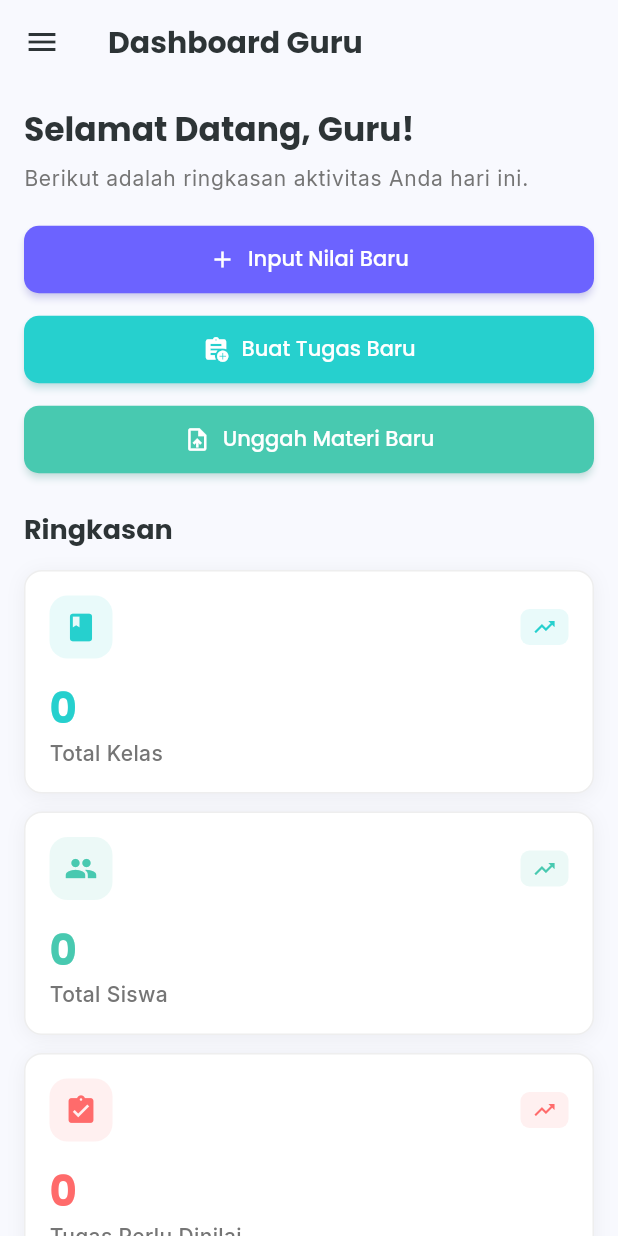
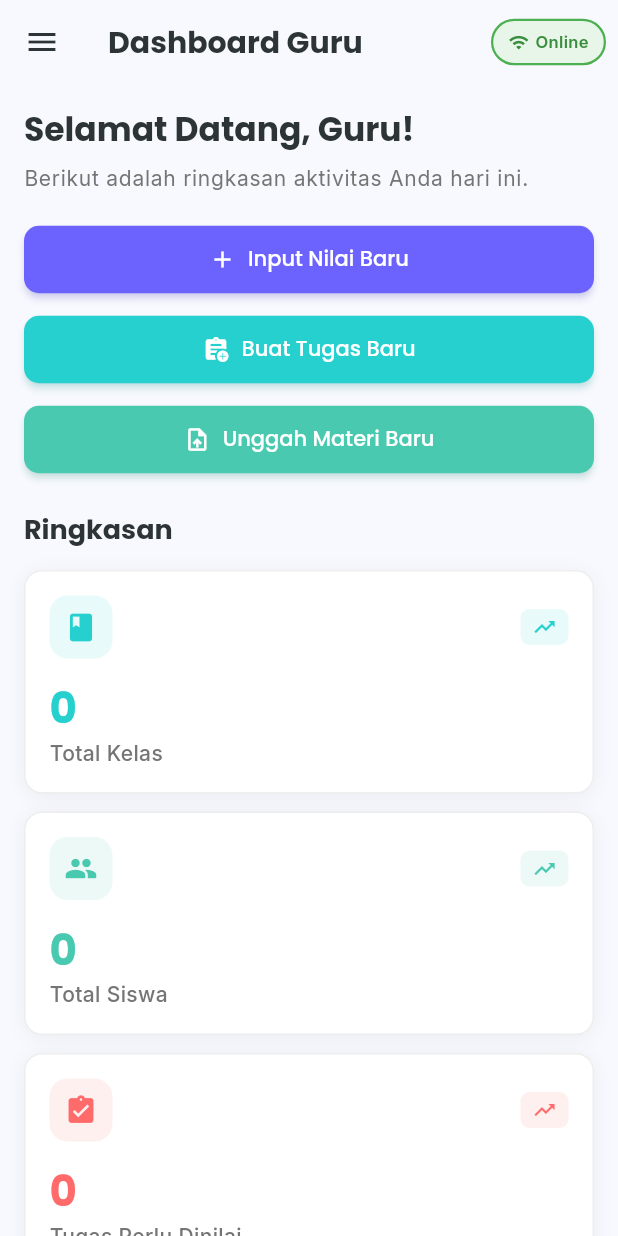
Before and after one commit to DodowCB/belajarbareng_app_mmp, a Flutter app: the GuruAppScaffold screen opened directly with empty values, in the side drawer, after a tap on "Dashboard", on a phone screen of 412 x 824 dp. Run offline on Flutter 3.47's test engine with Material 3 defaults, Android fonts, the phone set to English and light mode, and no system bars; our stand-ins replace bloc, cloud_firestore, connectivity_plus, drift, equatable, file_picker and 11 more; missing offline and left inert: excel, tostore; accounts and stored records are empty; generated files the repository leaves out were written again; network calls fail.

Commit message:
guru pt 4 (online offline)

```diff
--- /dev/null
+++ b/lib/src/core/providers/connectivity_provider.dart
@@ -0,0 +1,26 @@
+import 'package:flutter_riverpod/flutter_riverpod.dart';
+import '../services/connectivity_service.dart';
+
+/// Provider untuk ConnectivityService instance
+final connectivityServiceProvider = Provider<ConnectivityService>((ref) {
+  return ConnectivityService();
+});
+
+/// Provider untuk stream status online/offline
+final connectivityStreamProvider = StreamProvider<bool>((ref) {
+  final service = ref.watch(connectivityServiceProvider);
+
+  // Return stream yang emit status online/offline dari service
+  return Stream.periodic(const Duration(milliseconds: 500), (_) {
+    return service.isOnline;
+  }).distinct(); // Hanya emit jika value berubah
+});
+
+/// Provider untuk state online/offline saat ini
+final isOnlineProvider = Provider<bool>((ref) {
+  final asyncValue = ref.watch(connectivityStreamProvider);
+  return asyncValue.maybeWhen(
+    data: (isOnline) => isOnline,
+    orElse: () => true, // Default to online
+  );
+});
--- a/lib/src/features/auth/presentation/halamanGuru/halaman_guru_screen.dart
+++ b/lib/src/features/auth/presentation/halamanGuru/halaman_guru_screen.dart
@@ -6,6 +6,7 @@ import 'package:intl/intl.dart';
 import 'package:intl/date_symbol_data_local.dart';
 import '../../../../core/config/theme.dart';
 import '../../../../core/providers/user_provider.dart';
+import '../../../../core/providers/connectivity_provider.dart';
 import '../../data/models/pengumuman_model.dart';
 import 'blocs/blocs.dart';
 import 'component/kelas_nilai_list_screen.dart';
@@ -83,6 +84,8 @@ class HalamanGuruScreenState extends ConsumerState<HalamanGuruScreen> {
 
               if (!isDesktop) {
                 // Mobile/Tablet: Use drawer instead of sidebar
+                final isOnline = ref.watch(isOnlineProvider);
+
                 return Scaffold(
                   appBar: AppBar(
                     leading: Builder(
@@ -93,6 +96,40 @@ class HalamanGuruScreenState extends ConsumerState<HalamanGuruScreen> {
                       ),
                     ),
                     title: const Text('Dashboard Guru'),
+                    actions: [
+                      // Online/Offline Indicator
+                      Container(
+                        margin: const EdgeInsets.symmetric(horizontal: 8, vertical: 8),
+                        padding: const EdgeInsets.symmetric(horizontal: 10, vertical: 6),
+                        decoration: BoxDecoration(
+                          color: isOnline ? Colors.green[50] : Colors.red[50],
+                          borderRadius: BorderRadius.circular(20),
+                          border: Border.all(
+                            color: isOnline ? Colors.green : Colors.red,
+                            width: 1.5,
+                          ),
+                        ),
+                        child: Row(
+                          mainAxisSize: MainAxisSize.min,
+                          children: [
+                            Icon(
+                              isOnline ? Icons.wifi : Icons.wifi_off,
+                              size: 14,
+                              color: isOnline ? Colors.green[700] : Colors.red[700],
+                            ),
+                            const SizedBox(width: 4),
+                            Text(
+                              isOnline ? 'Online' : 'Offline',
+                              style: TextStyle(
+                                fontSize: 11,
+                                fontWeight: FontWeight.w600,
+                                color: isOnline ? Colors.green[700] : Colors.red[700],
+                              ),
+                            ),
+                          ],
+                        ),
+                      ),
+                    ],
                   ),
                   drawer: buildDrawer(context),
                   body: _buildMainContent(
@@ -187,6 +224,8 @@ class HalamanGuruScreenState extends ConsumerState<HalamanGuruScreen> {
   }
 
   Widget _buildTopBar(BuildContext context) {
+    final isOnline = ref.watch(isOnlineProvider);
+
     return Row(
       children: [
         Text(
@@ -196,6 +235,37 @@ class HalamanGuruScreenState extends ConsumerState<HalamanGuruScreen> {
           ).textTheme.headlineSmall?.copyWith(fontWeight: FontWeight.bold),
         ),
         const Spacer(),
+        // Online/Offline Indicator
+        Container(
+          padding: const EdgeInsets.symmetric(horizontal: 12, vertical: 6),
+          decoration: BoxDecoration(
+            color: isOnline ? Colors.green[50] : Colors.red[50],
+            borderRadius: BorderRadius.circular(20),
+            border: Border.all(
+              color: isOnline ? Colors.green : Colors.red,
+              width: 1.5,
+            ),
+          ),
+          child: Row(
+            mainAxisSize: MainAxisSize.min,
+            children: [
+              Icon(
+                isOnline ? Icons.wifi : Icons.wifi_off,
+                size: 16,
+                color: isOnline ? Colors.green[700] : Colors.red[700],
+              ),
+              const SizedBox(width: 6),
+              Text(
+                isOnline ? 'Online' : 'Offline',
+                style: TextStyle(
+                  fontSize: 12,
+                  fontWeight: FontWeight.w600,
+                  color: isOnline ? Colors.green[700] : Colors.red[700],
+                ),
+              ),
+            ],
+          ),
+        ),
       ],
     );
   }
--- a/lib/src/features/auth/presentation/widgets/guru_app_scaffold.dart
+++ b/lib/src/features/auth/presentation/widgets/guru_app_scaffold.dart
@@ -2,6 +2,7 @@ import 'package:flutter/material.dart';
 import 'package:flutter_riverpod/flutter_riverpod.dart';
 import '../../../../core/config/theme.dart';
 import '../../../../core/providers/theme_provider.dart';
+import '../../../../core/providers/connectivity_provider.dart';
 import '../halamanGuru/halaman_guru_screen.dart';
 import '../halamanGuru/component/kelas_guru_screen.dart';
 import '../halamanGuru/component/kelas_list_screen.dart';
@@ -494,6 +495,8 @@ class _GuruAppScaffoldState extends ConsumerState<GuruAppScaffold> {
   }
 
   Widget _buildHeader(BuildContext context, bool isDark) {
+    final isOnline = ref.watch(isOnlineProvider);
+
     return Container(
       padding: const EdgeInsets.symmetric(horizontal: 24, vertical: 16),
       decoration: BoxDecoration(
@@ -516,13 +519,49 @@ class _GuruAppScaffoldState extends ConsumerState<GuruAppScaffold> {
               overflow: TextOverflow.ellipsis,
             ),
           ),
-          if (widget.additionalActions != null) ...widget.additionalActions!,
+          // Online/Offline Indicator
+          Container(
+            padding: const EdgeInsets.symmetric(horizontal: 12, vertical: 6),
+            decoration: BoxDecoration(
+              color: isOnline ? Colors.green[50] : Colors.red[50],
+              borderRadius: BorderRadius.circular(20),
+              border: Border.all(
+                color: isOnline ? Colors.green : Colors.red,
+                width: 1.5,
+              ),
+            ),
+            child: Row(
+              mainAxisSize: MainAxisSize.min,
+              children: [
+                Icon(
+                  isOnline ? Icons.wifi : Icons.wifi_off,
+                  size: 16,
+                  color: isOnline ? Colors.green[700] : Colors.red[700],
+                ),
+                const SizedBox(width: 6),
+                Text(
+                  isOnline ? 'Online' : 'Offline',
+                  style: TextStyle(
+                    fontSize: 12,
+                    fontWeight: FontWeight.w600,
+                    color: isOnline ? Colors.green[700] : Colors.red[700],
+                  ),
+                ),
+              ],
+            ),
+          ),
+          if (widget.additionalActions != null) ...[
+            const SizedBox(width: 12),
+            ...widget.additionalActions!,
+          ],
         ],
       ),
     );
   }
 
   PreferredSizeWidget _buildAppBar(BuildContext context, bool isDark) {
+    final isOnline = ref.watch(isOnlineProvider);
+
     return AppBar(
       leading: Builder(
         builder: (context) => IconButton(
@@ -534,7 +573,41 @@ class _GuruAppScaffoldState extends ConsumerState<GuruAppScaffold> {
       title: Text(widget.title),
       backgroundColor: isDark ? AppTheme.backgroundDark : Colors.white,
       elevation: 0,
-      actions: widget.additionalActions,
+      actions: [
+        // Online/Offline Indicator
+        Container(
+          margin: const EdgeInsets.symmetric(horizontal: 8, vertical: 8),
+          padding: const EdgeInsets.symmetric(horizontal: 10, vertical: 6),
+          decoration: BoxDecoration(
+            color: isOnline ? Colors.green[50] : Colors.red[50],
+            borderRadius: BorderRadius.circular(20),
+            border: Border.all(
+              color: isOnline ? Colors.green : Colors.red,
+              width: 1.5,
+            ),
+          ),
+          child: Row(
+            mainAxisSize: MainAxisSize.min,
+            children: [
+              Icon(
+                isOnline ? Icons.wifi : Icons.wifi_off,
+                size: 14,
+                color: isOnline ? Colors.green[700] : Colors.red[700],
+              ),
+              const SizedBox(width: 4),
+              Text(
+                isOnline ? 'Online' : 'Offline',
+                style: TextStyle(
+                  fontSize: 11,
+                  fontWeight: FontWeight.w600,
+                  color: isOnline ? Colors.green[700] : Colors.red[700],
+                ),
+              ),
+            ],
+          ),
+        ),
+        if (widget.additionalActions != null) ...widget.additionalActions!,
+      ],
     );
   }
 
```
